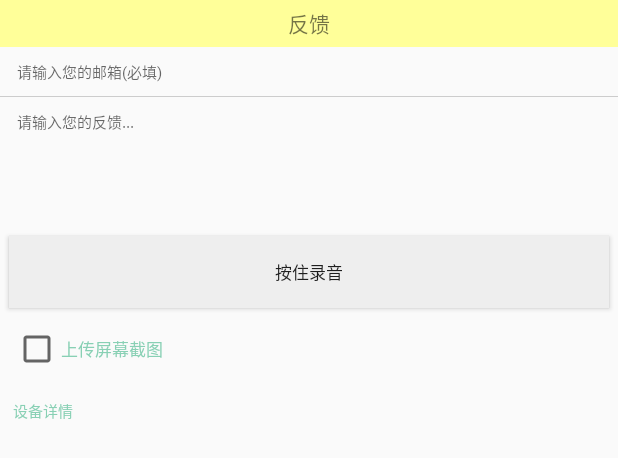
After one commit to OurVideosApp/App, an Android app: the layout suggest_dialog_item.xml on its own in the app's theme, with its tools: preview values and no code run, on a phone screen of 412 x 824 dp. The commit adds this screen. Shown: the top 458 px of the screen. Run offline under Robolectric (Android 15) with nearby library versions, the phone set to English and light mode, and no system bars; network calls fail.

Commit message:
添加弹出框

```diff
--- /dev/null
+++ b/app/src/main/res/layout/suggest_dialog_item.xml
@@ -0,0 +1,82 @@
+<?xml version="1.0" encoding="utf-8"?>
+<RelativeLayout
+    xmlns:android="http://schemas.android.com/apk/res/android"
+    android:layout_width="match_parent"
+    android:layout_height="wrap_content">
+
+    <TextView
+        android:id="@+id/suggest_title"
+        android:layout_width="match_parent"
+        android:layout_height="55pt"
+        android:background="#ff9"
+        android:gravity="center"
+        android:text="反馈"
+        android:textSize="25pt"/>
+
+    <EditText
+        android:id="@+id/suggest_email"
+        android:layout_width="match_parent"
+        android:layout_height="wrap_content"
+        android:layout_below="@id/suggest_title"
+        android:layout_marginBottom="15pt"
+        android:layout_marginTop="15pt"
+        android:background="@null"
+        android:hint="请输入您的邮箱(必填)"
+        android:paddingLeft="20pt"
+        android:textSize="18pt"/>
+
+    <View
+        android:id="@+id/suggest_view"
+        android:layout_width="match_parent"
+        android:layout_height="0.5pt"
+        android:layout_below="@id/suggest_email"
+        android:background="#ccc"/>
+
+    <EditText
+        android:id="@+id/suggest_feedback"
+        android:layout_width="match_parent"
+        android:layout_height="wrap_content"
+        android:layout_below="@id/suggest_view"
+        android:layout_marginBottom="15pt"
+        android:layout_marginTop="15pt"
+        android:background="@null"
+        android:gravity="clip_vertical"
+        android:hint="请输入您的反馈..."
+        android:minLines="6"
+        android:paddingLeft="20pt"
+        android:textSize="18pt"/>
+
+    <Button
+        android:id="@+id/hold_the_tape"
+        android:layout_width="match_parent"
+        android:layout_height="wrap_content"
+        android:layout_below="@+id/suggest_feedback"
+        android:layout_marginLeft="10pt"
+        android:layout_marginRight="10pt"
+        android:background="#eee"
+        android:gravity="center"
+        android:text="按住录音"
+        android:textSize="20pt"/>
+
+    <CheckBox
+        android:id="@+id/uploading_screenshot"
+        android:layout_width="wrap_content"
+        android:layout_height="wrap_content"
+        android:layout_below="@+id/hold_the_tape"
+        android:layout_marginLeft="15pt"
+        android:layout_marginTop="20pt"
+        android:text="上传屏幕截图"
+        android:textColor="#88D0B4"
+        android:textSize="20pt"/>
+
+    <TextView
+        android:id="@+id/get_phone_info"
+        android:layout_width="match_parent"
+        android:layout_height="wrap_content"
+        android:layout_below="@id/uploading_screenshot"
+        android:layout_marginLeft="15pt"
+        android:layout_marginTop="30pt"
+        android:text="设备详情"
+        android:textColor="#88D0B4"
+        android:textSize="18pt"/>
+</RelativeLayout>
```
Also changed, not shown: app/src/main/java/com/lee/myghost/mvp/view/activities/MainActivity.java (+98 -21 lines), app/src/main/java/com/lee/myghost/utils/ShareUtil.java (added, +37 -0 lines).
